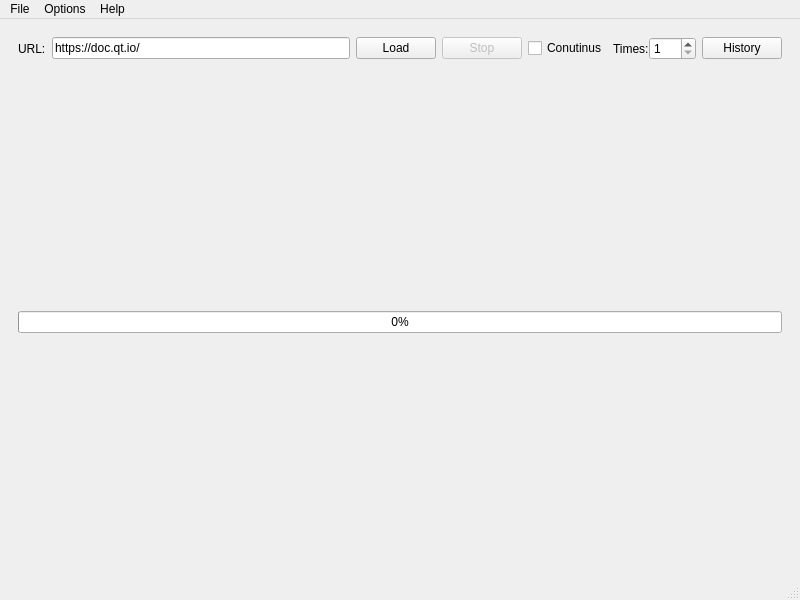
This is src/mainwindow.ui in coolshou/WebLoadTest as Qt 5 draws it before an edit. The edited form follows.
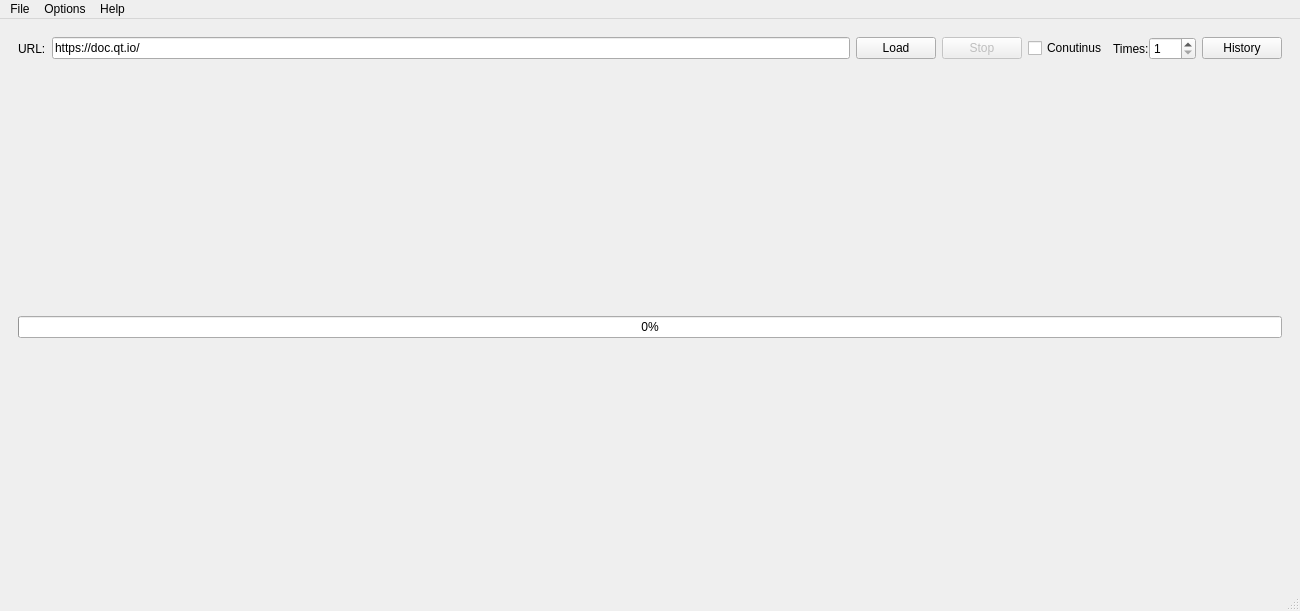
This is the edited form. Icons and pictures are not drawn.

```diff
--- a/src/mainwindow.ui
+++ b/src/mainwindow.ui
@@ -6,8 +6,8 @@
    <rect>
     <x>0</x>
     <y>0</y>
-    <width>800</width>
-    <height>600</height>
+    <width>1300</width>
+    <height>611</height>
    </rect>
   </property>
   <property name="windowTitle">
@@ -131,7 +131,7 @@
     <rect>
      <x>0</x>
      <y>0</y>
-     <width>800</width>
+     <width>1300</width>
      <height>22</height>
     </rect>
    </property>
```
